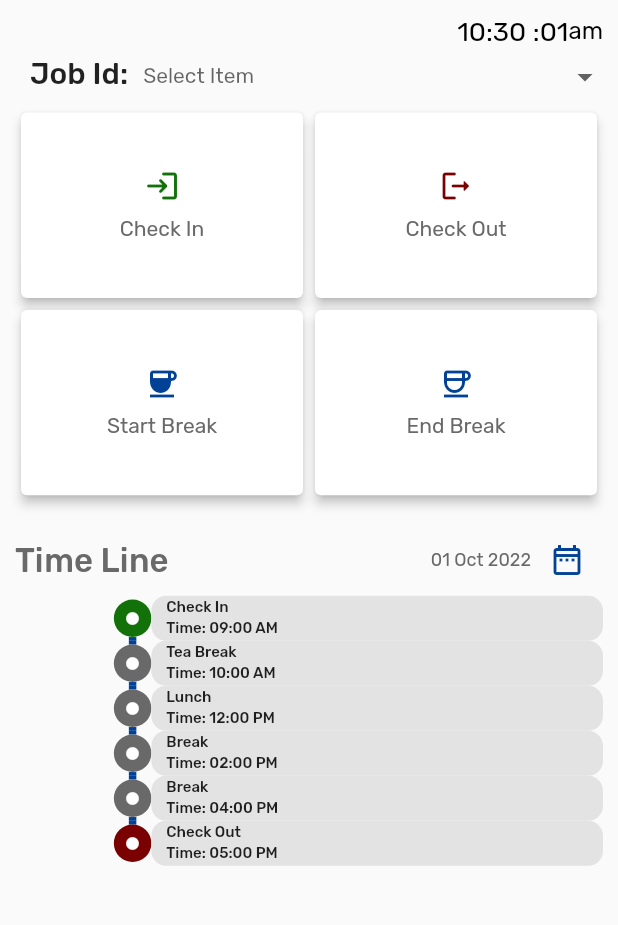
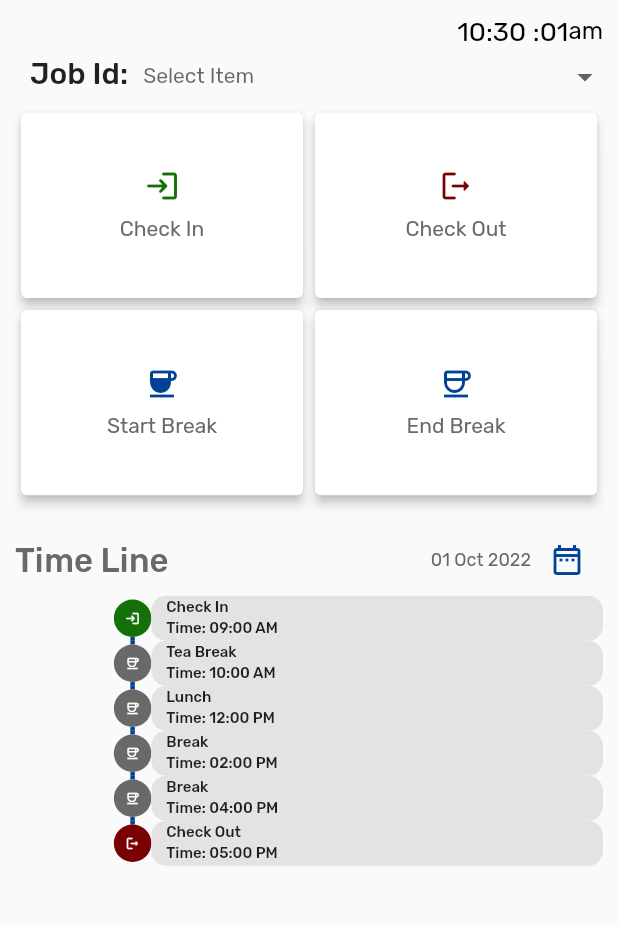
Before and after one commit to fasil2401/axolon_erp_deploy, a Flutter app: the AttendanceScreen screen opened directly, on a phone screen of 412 x 824 dp, the part 156-1081 px from its top. Run offline on Flutter 3.47's test engine with Material 2 defaults, Android fonts, the phone set to English and light mode, and no system bars; drawn by our look-alikes of dropdown_button2, timeline_tile; our stand-ins replace flutter_svg, gallery_saver, get, package_info_plus, permission_handler, qr_flutter and 5 more; missing offline and left inert: encrypt, qr_code_scanner; accounts and stored records are empty.

```diff
--- a/lib/view/Attendance Screen/attendance_screen.dart
+++ b/lib/view/Attendance Screen/attendance_screen.dart
@@ -171,11 +171,11 @@ class _AttendanceScreenState extends State<AttendanceScreen> {
                             isLast: index == timeLineList.length - 1,
                             afterLineStyle: LineStyle(
                               color: AppColors.primary,
-                              thickness: 5,
+                              thickness: 3,
                             ),
                             beforeLineStyle: LineStyle(
                               color: AppColors.primary,
-                              thickness: 5,
+                              thickness: 3,
                             ),
                             indicatorStyle: IndicatorStyle(
                               width: 25,
@@ -189,9 +189,13 @@ class _AttendanceScreenState extends State<AttendanceScreen> {
                                           ? AppColors.darkRed
                                           : AppColors.mutedColor,
                                 ),
-                                child: const Center(
+                                child: Center(
                                   child: Icon(
-                                    Icons.circle,
+                                    index == 0
+                                        ? Icons.login_rounded
+                                        : index == timeLineList.length - 1
+                                            ? Icons.logout_rounded
+                                            : Icons.coffee_outlined,
                                     color: Colors.white,
                                     size: 10,
                                   ),
--- a/pubspec.yaml
+++ b/pubspec.yaml
@@ -15,7 +15,7 @@ publish_to: 'none' # Remove this line if you wish to publish to pub.dev
 # In iOS, build-name is used as CFBundleShortVersionString while build-number used as CFBundleVersion.
 # Read more about iOS versioning at
 # https://developer.apple.com/library/archive/documentation/General/Reference/InfoPlistKeyReference/Articles/CoreFoundationKeys.html
-version: 2.9.300+22
+version: 2.10.010+22
 
 environment:
   sdk: ">=2.17.6 <3.0.0"
```
